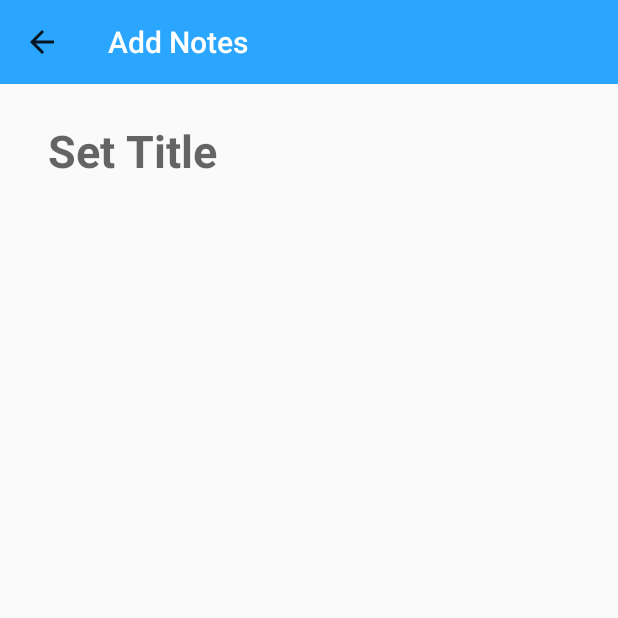
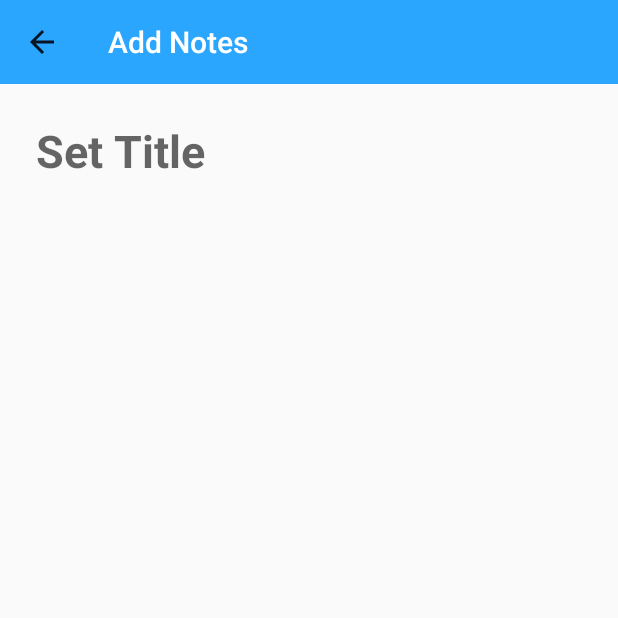
Before and after one commit to BryanAntonnio/ProjectSA, an Android app: the NotesAddActivity screen opened directly, with no data from a screen before it, on a phone screen of 412 x 824 dp, the top half of it. Run offline under Robolectric (Android 15) with nearby library versions, the phone set to English and light mode, and no system bars.

Commit message:
Merapikan constraint layout input notes

```diff
--- a/app/src/main/res/layout/fragment_notes_input.xml
+++ b/app/src/main/res/layout/fragment_notes_input.xml
@@ -23,9 +23,9 @@
         android:id="@+id/judul_notes"
         android:layout_width="0dp"
         android:layout_height="wrap_content"
-        android:layout_marginStart="32dp"
+        android:layout_marginStart="24dp"
         android:layout_marginTop="24dp"
-        android:layout_marginEnd="32dp"
+        android:layout_marginEnd="24dp"
         android:background="@null"
         android:ems="10"
         android:hint="Set Title"
@@ -41,12 +41,14 @@
         android:id="@+id/input_field"
         android:layout_width="0dp"
         android:layout_height="0dp"
+        android:layout_marginStart="24dp"
+        android:layout_marginEnd="24dp"
         android:layout_marginBottom="64dp"
+        android:background="@null"
         android:ems="10"
         android:gravity="start|top"
         android:inputType="textMultiLine"
         android:textSize="14sp"
-        android:background="@null"
         app:layout_constraintBottom_toBottomOf="parent"
         app:layout_constraintEnd_toEndOf="parent"
         app:layout_constraintHorizontal_bias="0.529"
```
